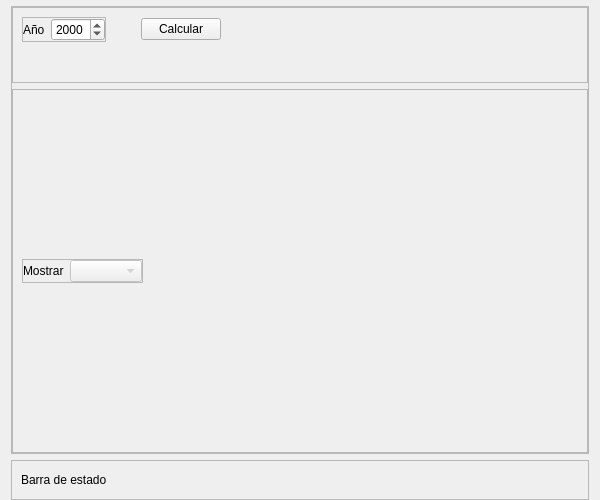
Qt form view/ui/year_statistics.ui (R0land013/blue-pos) before a commit.
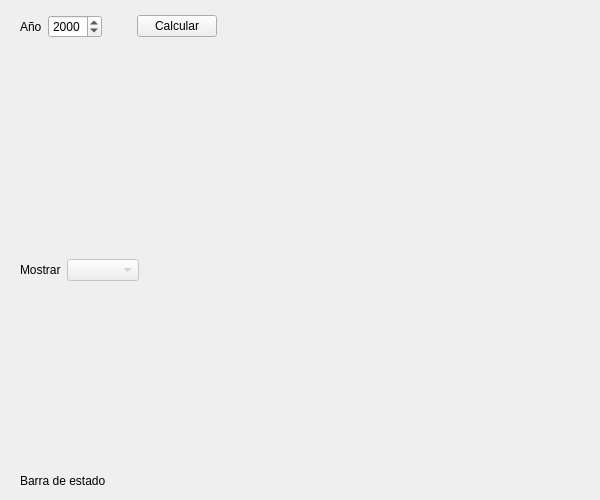
The same form after that commit.

Commit message:
Style: Se eliminaron los bordes de los frames de la app
	Los bordes se mostraban en Gnome, pero en windows no se mostraban.

What changed in the file:
```diff
--- a/view/ui/year_statistics.ui
+++ b/view/ui/year_statistics.ui
@@ -42,7 +42,7 @@
    <item>
     <widget class="QFrame" name="main_content_frame">
      <property name="frameShape">
-      <enum>QFrame::StyledPanel</enum>
+      <enum>QFrame::NoFrame</enum>
      </property>
      <property name="frameShadow">
       <enum>QFrame::Raised</enum>
@@ -69,7 +69,7 @@
          </sizepolicy>
         </property>
         <property name="frameShape">
-         <enum>QFrame::StyledPanel</enum>
+         <enum>QFrame::NoFrame</enum>
         </property>
         <property name="frameShadow">
          <enum>QFrame::Raised</enum>
@@ -90,7 +90,7 @@
             </sizepolicy>
            </property>
            <property name="frameShape">
-            <enum>QFrame::StyledPanel</enum>
+            <enum>QFrame::NoFrame</enum>
            </property>
            <property name="frameShadow">
             <enum>QFrame::Raised</enum>
@@ -163,7 +163,7 @@
       <item>
        <widget class="QFrame" name="graph_frame">
         <property name="frameShape">
-         <enum>QFrame::StyledPanel</enum>
+         <enum>QFrame::NoFrame</enum>
         </property>
         <property name="frameShadow">
          <enum>QFrame::Raised</enum>
@@ -178,7 +178,7 @@
             </sizepolicy>
            </property>
            <property name="frameShape">
-            <enum>QFrame::StyledPanel</enum>
+            <enum>QFrame::NoFrame</enum>
            </property>
            <property name="frameShadow">
             <enum>QFrame::Raised</enum>
@@ -246,7 +246,7 @@
       </sizepolicy>
      </property>
      <property name="frameShape">
-      <enum>QFrame::StyledPanel</enum>
+      <enum>QFrame::NoFrame</enum>
      </property>
      <property name="frameShadow">
       <enum>QFrame::Raised</enum>
```
Left out of the diff: 2 changed lines with no effect on the pictures. The commit also changes 20 other files.
